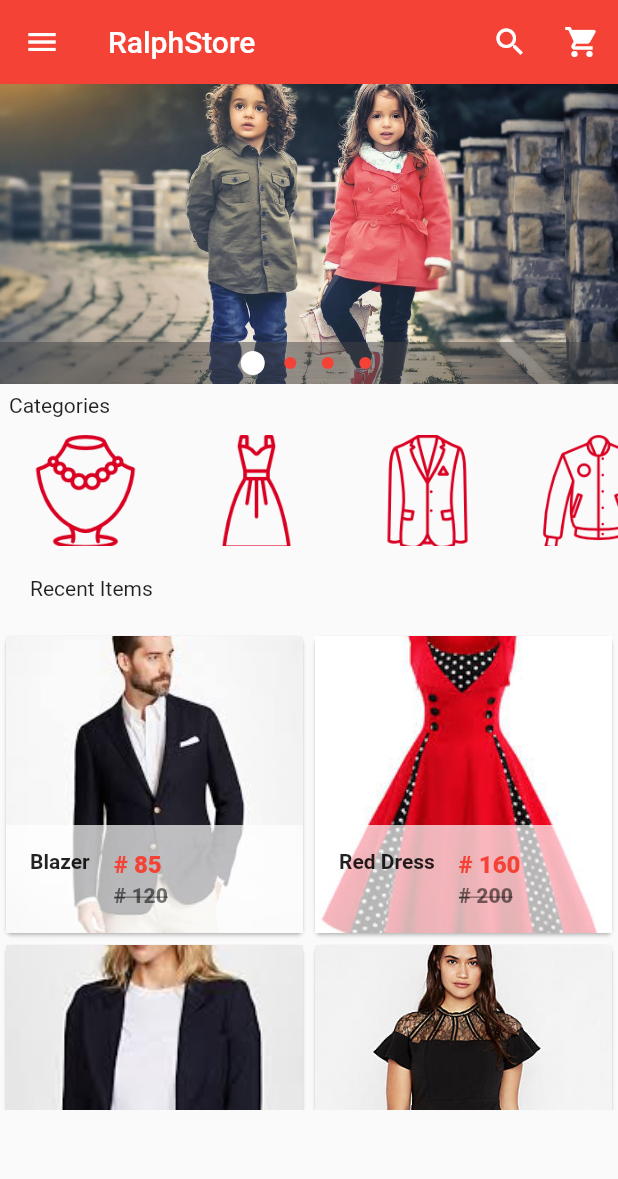
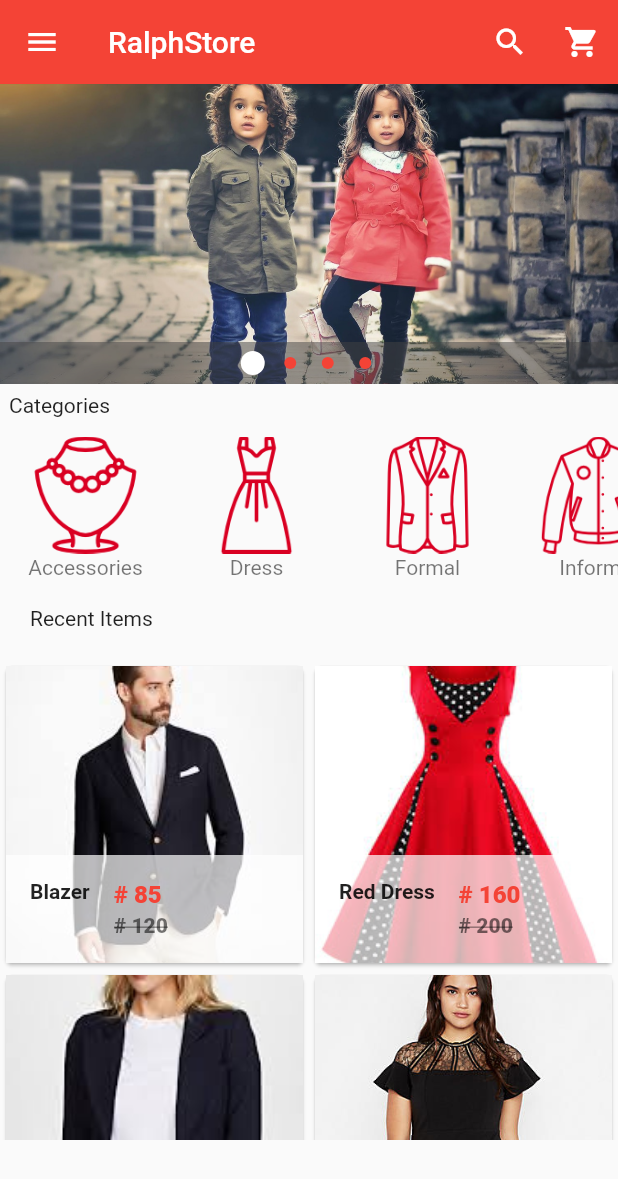
Before and after one commit to RaphealToby/flutter-ecommerce, a Flutter app: the screen it shows after launch, on a phone screen of 412 x 824 dp. Shown: the top 1179 px of the screen. Run offline on Flutter 3.47's test engine with Material 2 defaults, Android fonts, the phone set to English and light mode, and no system bars; drawn by our look-alikes of carousel_pro.

Commit message:
First Git version

```diff
--- a/lib/components/horizontal_listview.dart
+++ b/lib/components/horizontal_listview.dart
@@ -5,7 +5,8 @@ class HorizontalList extends StatelessWidget {
   @override
   Widget build(BuildContext context) {
     return Container(
-      height: 80.0,
+//      height: 80.0,
+      height: 100.0,
       child: ListView(
         scrollDirection: Axis.horizontal,
         children: <Widget>[
```
Also changed, not shown: lib/components/products.dart (+17 -5 lines), lib/pages/product_details.dart (added, +13 -0 lines).
